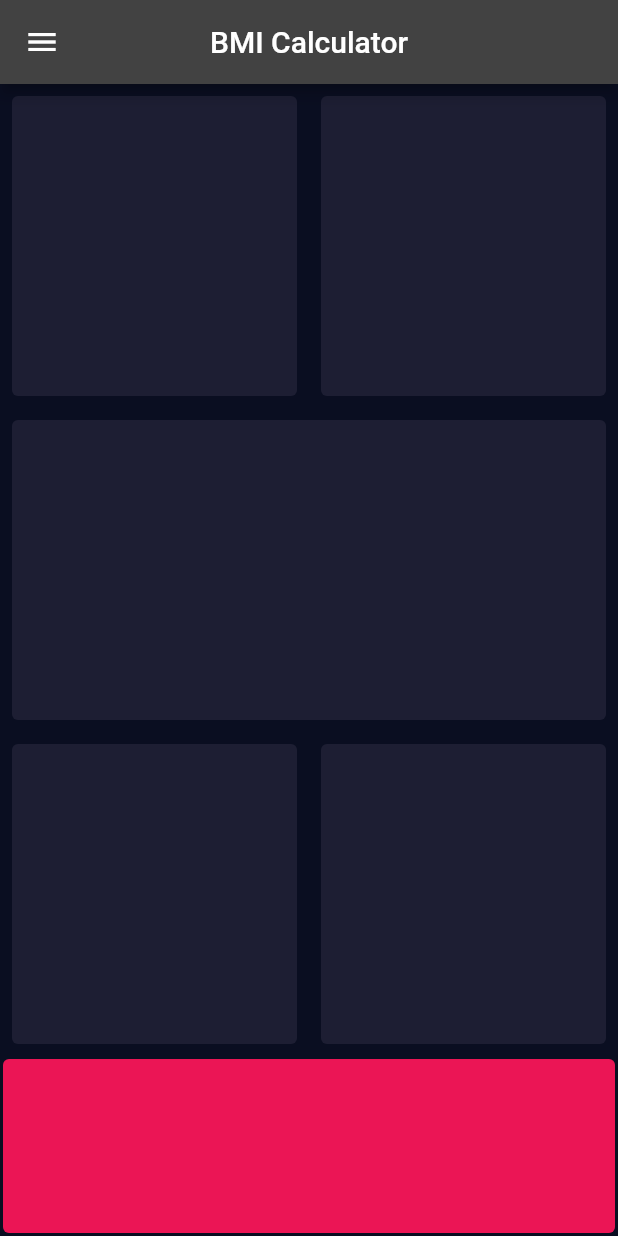
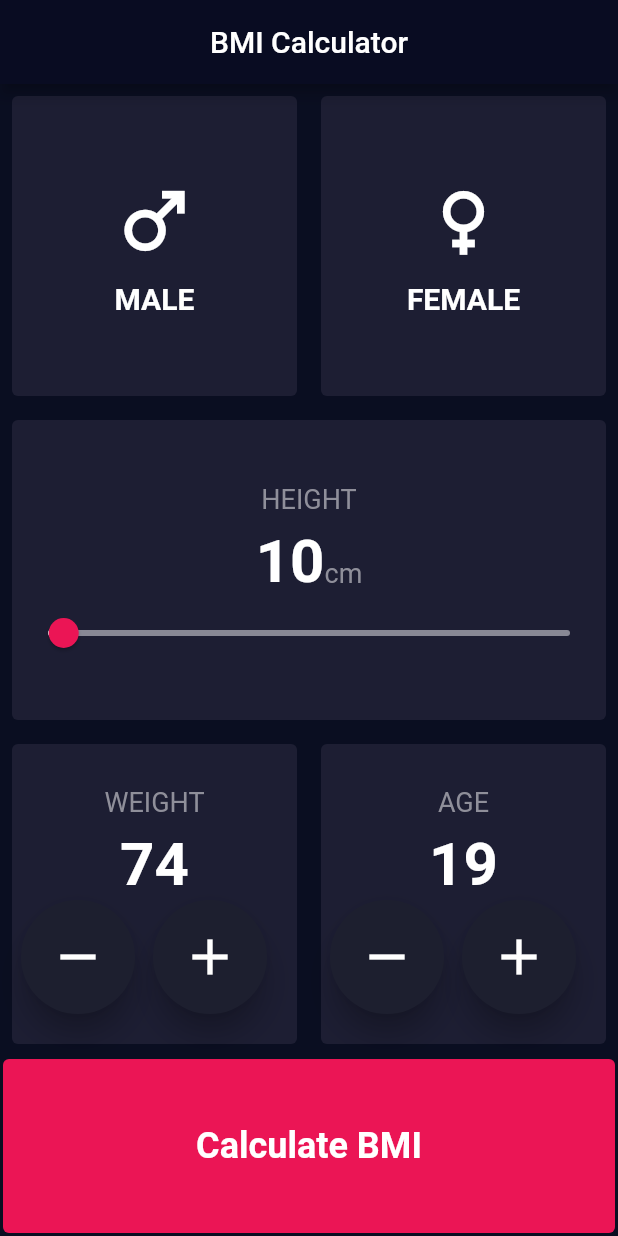
Before and after one commit to mrshanas/learning-flutter, a Flutter app: the screen it shows after launch, on a phone screen of 412 x 824 dp. Run offline on Flutter 3.47's test engine with Material 2 defaults, Android fonts, the phone set to English and light mode, and no system bars.

Commit message:
I'm doing shit

```diff
--- a/bmi_calculator/analysis_options.yaml
+++ b/bmi_calculator/analysis_options.yaml
@@ -24,6 +24,7 @@ linter:
   rules:
     # avoid_print: false  # Uncomment to disable the `avoid_print` rule
     # prefer_single_quotes: true  # Uncomment to enable the `prefer_single_quotes` rule
+    prefer_const_constructors: false
 
 # Additional information about this file can be found at
 # https://dart.dev/guides/language/analysis-options
--- /dev/null
+++ b/bmi_calculator/lib/components/button.dart
@@ -0,0 +1,33 @@
+import 'package:flutter/material.dart';
+import 'package:bmi_calculator/models/constants.dart';
+
+class ReusableIconButton extends StatefulWidget {
+  VoidCallback onPressed;
+  IconData iconChild;
+
+  ReusableIconButton({
+    Key? key,
+    required this.onPressed,
+    required this.iconChild,
+  }) : super(key: key);
+
+  @override
+  State<ReusableIconButton> createState() => _ReusableIconButtonState();
+}
+
+class _ReusableIconButtonState extends State<ReusableIconButton> {
+  @override
+  Widget build(BuildContext context) {
+    return RawMaterialButton(
+      onPressed: widget.onPressed,
+      fillColor: kIconBtnBackgroundColor,
+      elevation: 8.0,
+      padding: EdgeInsets.all(18.0),
+      shape: CircleBorder(),
+      child: Icon(
+        widget.iconChild,
+        size: 40.0,
+      ),
+    );
+  }
+}
--- /dev/null
+++ b/bmi_calculator/lib/components/reusable_card.dart
@@ -0,0 +1,35 @@
+import 'package:flutter/material.dart';
+
+class ReusableCard extends StatefulWidget {
+  final Color colour;
+  double height;
+  EdgeInsets cardMargin;
+  Widget child;
+
+  ReusableCard(
+      {Key? key,
+      required this.colour,
+      required this.child,
+      this.height = 200.0,
+      this.cardMargin = const EdgeInsets.all(8.0)})
+      : super(key: key);
+
+  @override
+  State<ReusableCard> createState() => _ReusableCardState();
+}
+
+class _ReusableCardState extends State<ReusableCard> {
+  @override
+  Widget build(BuildContext context) {
+    return Container(
+      width: double.infinity,
+      height: widget.height,
+      margin: widget.cardMargin,
+      child: widget.child,
+      decoration: BoxDecoration(
+        borderRadius: BorderRadius.circular(4.0),
+        color: widget.colour,
+      ),
+    );
+  }
+}
--- a/bmi_calculator/lib/main.dart
+++ b/bmi_calculator/lib/main.dart
@@ -1,5 +1,6 @@
 import 'package:flutter/material.dart';
 import 'screens/input_page.dart';
+import 'models/constants.dart';
 
 void main() {
   runApp(const MyApp());
@@ -8,17 +9,15 @@ void main() {
 class MyApp extends StatelessWidget {
   const MyApp({Key? key}) : super(key: key);
 
-  // card containers 0xFF1D1E33
-
   @override
   Widget build(BuildContext context) {
     return MaterialApp(
       debugShowCheckedModeBanner: false,
       theme: ThemeData.dark().copyWith(
-        primaryColor: const Color(0xFF0A0E21),
-        scaffoldBackgroundColor: const Color(0xFF0A0E21),
+        primaryColor: kPrimaryBackgroundColor,
+        scaffoldBackgroundColor: kPrimaryBackgroundColor,
       ),
-      title: 'BMI Calculator',
+      // title: 'BMI Calculator',
       home: const InputPage(),
     );
   }
--- /dev/null
+++ b/bmi_calculator/lib/models/constants.dart
@@ -0,0 +1,10 @@
+import 'package:flutter/material.dart';
+
+// colors
+const Color kPrimaryBackgroundColor = Color(0xFF0A0E21);
+const Color kAppBarBgColor = Color(0xFF090C22);
+const Color kActivecardColor = Color(0xFF1D1E33);
+const Color kInactiveCardColor = Color(0xFF8F8F9A);
+const Color kInactiveTrackColor = Color(0xFF888895);
+const Color kBottomBtnColor = Color(0xFFEB1555);
+const Color kIconBtnBackgroundColor = Color(0xFF1D1F2F);
--- a/bmi_calculator/lib/screens/input_page.dart
+++ b/bmi_calculator/lib/screens/input_page.dart
@@ -1,7 +1,9 @@
+// ignore_for_file: prefer_const_constructors
+
 import 'package:flutter/material.dart';
-
-Color cardColor = Color(0xFF1D1E33);
-Color bottomCardColor = Color(0xFFEB1555);
+import 'package:bmi_calculator/models/constants.dart';
+import 'package:bmi_calculator/components/reusable_card.dart';
+import 'package:bmi_calculator/components/button.dart';
 
 class InputPage extends StatefulWidget {
   const InputPage({Key? key}) : super(key: key);
@@ -11,14 +13,14 @@ class InputPage extends StatefulWidget {
 }
 
 class _InputPageState extends State<InputPage> {
+  double currentSliderValue = 10.0;
+
   @override
   Widget build(BuildContext context) {
     return Scaffold(
       appBar: AppBar(
         centerTitle: true,
-        leading: const Icon(
-          Icons.menu,
-        ),
+        backgroundColor: kAppBarBgColor,
         title: const Text(
           'BMI Calculator',
         ),
@@ -27,14 +29,116 @@ class _InputPageState extends State<InputPage> {
         children: [
           Row(
             children: [
+              // male & female icons
               Expanded(
                 child: ReusableCard(
-                  colour: cardColor,
+                  colour: kActivecardColor,
+                  child: Column(
+                    mainAxisAlignment: MainAxisAlignment.center,
+                    children: const [
+                      Icon(
+                        Icons.male,
+                        size: 60.0,
+                      ),
+                      SizedBox(
+                        height: 10.0,
+                      ),
+                      Text(
+                        'MALE',
+                        style: TextStyle(
+                          fontSize: 20.0,
+                          fontWeight: FontWeight.bold,
+                        ),
+                      )
+                    ],
+                  ),
                 ),
               ),
               Expanded(
                 child: ReusableCard(
-                  colour: cardColor,
+                  colour: kActivecardColor,
+                  child: Column(
+                    mainAxisAlignment: MainAxisAlignment.center,
+                    children: const [
+                      Icon(
+                        Icons.female,
+                        size: 60.0,
+                      ),
+                      SizedBox(
+                        height: 10.0,
+                      ),
+                      Text(
+                        'FEMALE',
+                        style: TextStyle(
+                          fontSize: 20.0,
+                          fontWeight: FontWeight.bold,
+                        ),
+                      )
+                    ],
+                  ),
+                ),
+              ),
+            ],
+          ),
+          // slider
+          Row(
+            children: [
+              Expanded(
+                child: ReusableCard(
+                  colour: kActivecardColor,
+                  child: Column(
+                    mainAxisAlignment: MainAxisAlignment.center,
+                    children: [
+                      Padding(
+                        padding: const EdgeInsets.symmetric(vertical: 8.0),
+                        child: Text(
+                          'HEIGHT',
+                          style: TextStyle(
+                            fontSize: 18.0,
+                            color: kInactiveCardColor,
+                          ),
+                        ),
+                      ),
+                      Row(
+                        mainAxisAlignment: MainAxisAlignment.center,
+                        crossAxisAlignment: CrossAxisAlignment.baseline,
+                        textBaseline: TextBaseline.alphabetic,
+                        children: [
+                          Text(
+                            currentSliderValue.toStringAsFixed(0),
+                            style: TextStyle(
+                              fontSize: 40.0,
+                              fontWeight: FontWeight.bold,
+                            ),
+                          ),
+                          Text(
+                            'cm',
+                            style: TextStyle(
+                              fontSize: 18.0,
+                              color: kInactiveCardColor,
+                            ),
+                          )
+                        ],
+                      ),
+                      SliderTheme(
+                        data: SliderThemeData(
+                          activeTrackColor: Colors.white,
+                          thumbColor: kBottomBtnColor,
+                          inactiveTrackColor: kInactiveTrackColor,
+                          overlayColor: Color(0x29E01958),
+                        ),
+                        child: Slider(
+                            value: currentSliderValue,
+                            min: 1,
+                            max: 300,
+                            onChanged: (double value) {
+                              setState(() {
+                                currentSliderValue = value;
+                              });
+                            }),
+                      ),
+                    ],
+                  ),
                 ),
               ),
             ],
@@ -43,21 +147,80 @@ class _InputPageState extends State<InputPage> {
             children: [
               Expanded(
                 child: ReusableCard(
-                  colour: cardColor,
-                ),
-              ),
-            ],
-          ),
-          Row(
-            children: [
-              Expanded(
-                child: ReusableCard(
-                  colour: cardColor,
+                  colour: kActivecardColor,
+                  child: Column(
+                    mainAxisAlignment: MainAxisAlignment.center,
+                    children: [
+                      Padding(
+                        padding: EdgeInsets.symmetric(vertical: 8.0),
+                        child: Text(
+                          'WEIGHT',
+                          style: TextStyle(
+                            fontSize: 18.0,
+                            color: kInactiveCardColor,
+                          ),
+                        ),
+                      ),
+                      Text(
+                        '74',
+                        style: TextStyle(
+                          fontSize: 40.0,
+                          fontWeight: FontWeight.bold,
+                        ),
+                      ),
+                      Row(
+                        children: [
+                          ReusableIconButton(
+                            onPressed: () {},
+                            iconChild: Icons.remove,
+                          ),
+                          ReusableIconButton(
+                            onPressed: () {},
+                            iconChild: Icons.add,
+                          ),
+                        ],
+                      ),
+                    ],
+                  ),
                 ),
               ),
               Expanded(
                 child: ReusableCard(
-                  colour: cardColor,
+                  colour: kActivecardColor,
+                  child: Column(
+                    mainAxisAlignment: MainAxisAlignment.center,
+                    children: [
+                      Padding(
+                        padding: EdgeInsets.symmetric(vertical: 8.0),
+                        child: Text(
+                          'AGE',
+                          style: TextStyle(
+                            fontSize: 18.0,
+                            color: kInactiveCardColor,
+                          ),
+                        ),
+                      ),
+                      Text(
+                        '19',
+                        style: TextStyle(
+                          fontSize: 40.0,
+                          fontWeight: FontWeight.bold,
+                        ),
+                      ),
+                      Row(
+                        children: [
+                          ReusableIconButton(
+                            onPressed: () {},
+                            iconChild: Icons.remove,
+                          ),
+                          ReusableIconButton(
+                            onPressed: () {},
+                            iconChild: Icons.add,
+                          ),
+                        ],
+                      ),
+                    ],
+                  ),
                 ),
               ),
             ],
@@ -65,42 +228,20 @@ class _InputPageState extends State<InputPage> {
           Expanded(
               child: ReusableCard(
             cardMargin: EdgeInsets.all(2.0),
-            colour: bottomCardColor,
+            colour: kBottomBtnColor,
             height: 80.0,
+            child: Center(
+              child: Text(
+                'Calculate BMI',
+                style: TextStyle(
+                  fontSize: 24.0,
+                  fontWeight: FontWeight.bold,
+                ),
+              ),
+            ),
           ))
         ],
       ),
     );
   }
 }
-
-class ReusableCard extends StatefulWidget {
-  ReusableCard(
-      {Key? key,
-      required this.colour,
-      this.height = 200.0,
-      this.cardMargin = const EdgeInsets.all(8.0)})
-      : super(key: key);
-
-  final Color colour;
-  double height;
-  EdgeInsets cardMargin;
-
-  @override
-  State<ReusableCard> createState() => _ReusableCardState();
-}
-
-class _ReusableCardState extends State<ReusableCard> {
-  @override
-  Widget build(BuildContext context) {
-    return Container(
-      width: double.infinity,
-      height: widget.height,
-      margin: widget.cardMargin,
-      decoration: BoxDecoration(
-        borderRadius: BorderRadius.circular(4.0),
-        color: widget.colour,
-      ),
-    );
-  }
-}
```
Also changed, not shown: 1 other file.
